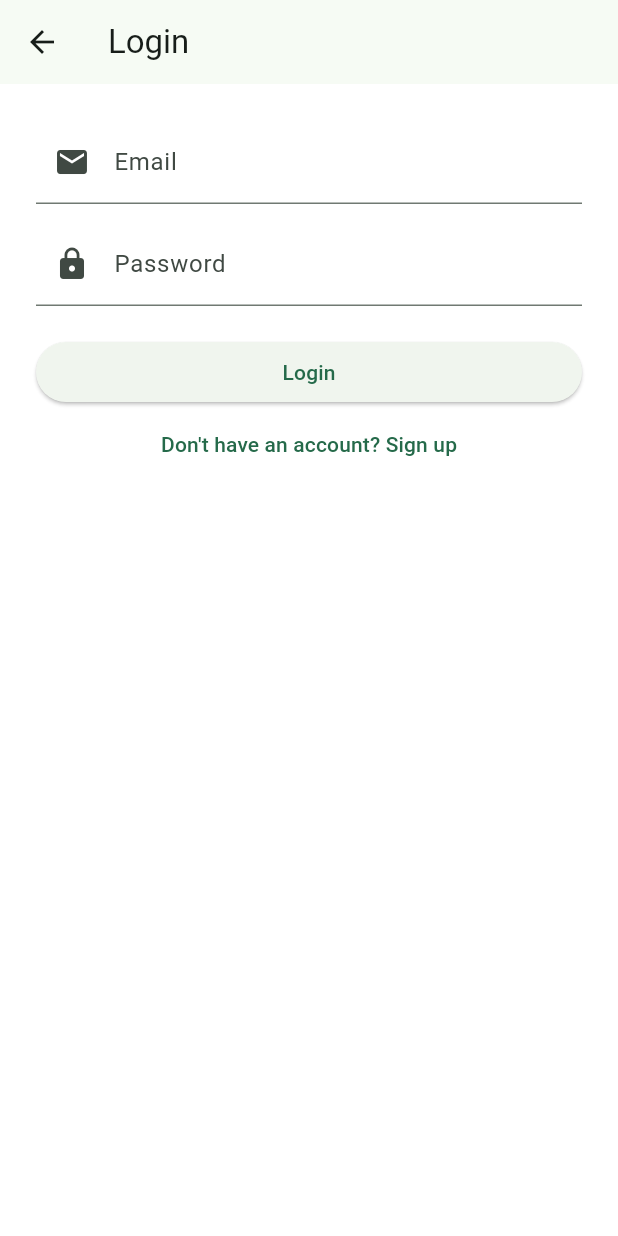
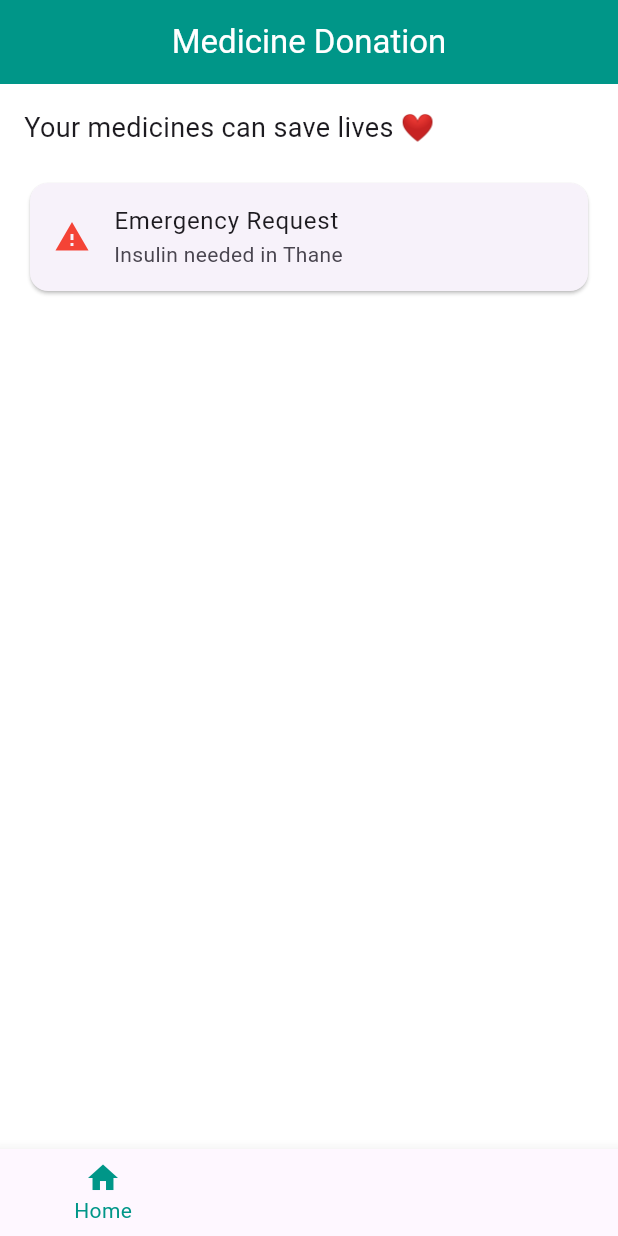
Before and after one commit to nmc-04/gdg_hackwins, a Flutter app: the screen it shows after launch, after a tap on "Login", on a phone screen of 412 x 824 dp. Run offline on Flutter 3.47's test engine with Material 3 defaults, Android fonts, the phone set to English and light mode, and no system bars.

Commit message:
third commit

```diff
--- a/lib/auth/login_screen.dart
+++ /dev/null
@@ -1,56 +0,0 @@
-import 'package:flutter/material.dart';
-
-class LoginScreen extends StatefulWidget {
-  const LoginScreen({super.key});
-
-  @override
-  State<LoginScreen> createState() => _LoginScreenState();
-}
-
-class _LoginScreenState extends State<LoginScreen> {
-  final emailController = TextEditingController();
-  final passwordController = TextEditingController();
-
-  @override
-  Widget build(BuildContext context) {
-    return Scaffold(
-      appBar: AppBar(title: const Text("Login")),
-      body: Padding(
-        padding: const EdgeInsets.all(24),
-        child: Column(
-          children: [
-            TextField(
-              controller: emailController,
-              decoration: const InputDecoration(
-                labelText: "Email",
-                prefixIcon: Icon(Icons.email),
-              ),
-            ),
-            const SizedBox(height: 12),
-            TextField(
-              controller: passwordController,
-              obscureText: true,
-              decoration: const InputDecoration(
-                labelText: "Password",
-                prefixIcon: Icon(Icons.lock),
-              ),
-            ),
-            const SizedBox(height: 20),
-            SizedBox(
-              width: double.infinity,
-              child: ElevatedButton(
-                onPressed: () {},
-                child: const Text("Login"),
-              ),
-            ),
-            TextButton(
-              onPressed: () =>
-                  Navigator.pushReplacementNamed(context, '/signup'),
-              child: const Text("Don't have an account? Sign up"),
-            ),
-          ],
-        ),
-      ),
-    );
-  }
-}
--- /dev/null
+++ b/lib/core/app_theme.dart
@@ -0,0 +1,22 @@
+import 'package:flutter/material.dart';
+
+class AppTheme {
+  static ThemeData lightTheme = ThemeData(
+    primaryColor: Colors.teal,
+    scaffoldBackgroundColor: Colors.white,
+    appBarTheme: const AppBarTheme(
+      backgroundColor: Colors.teal,
+      foregroundColor: Colors.white,
+      centerTitle: true,
+    ),
+    elevatedButtonTheme: ElevatedButtonThemeData(
+      style: ElevatedButton.styleFrom(
+        backgroundColor: Colors.teal,
+        padding: const EdgeInsets.symmetric(vertical: 14),
+        shape: RoundedRectangleBorder(
+          borderRadius: BorderRadius.circular(12),
+        ),
+      ),
+    ),
+  );
+}
--- a/lib/home/home_screen.dart
+++ /dev/null
@@ -1,34 +0,0 @@
-import 'package:flutter/material.dart';
-
-class HomeScreen extends StatelessWidget {
-  const HomeScreen({super.key});
-
-  @override
-  Widget build(BuildContext context) {
-    return Scaffold(
-      body: Center(
-        child: Column(
-          mainAxisAlignment: MainAxisAlignment.center,
-          children: [
-            Image.asset(
-              'images/ShareMyMeds.png',
-              width: 300,
-            ),
-
-            const SizedBox(height: 20),
-
-            OutlinedButton(
-              onPressed: () => Navigator.pushNamed(context, '/login'),
-              child: const Text("Login"),
-            ),
-
-            OutlinedButton(
-              onPressed: () => Navigator.pushNamed(context, '/signup'),
-              child: const Text("Sign Up"),
-            ),
-          ],
-        ),
-      ),
-    );
-  }
-}
--- a/lib/main.dart
+++ b/lib/main.dart
@@ -1,39 +1,23 @@
 import 'package:flutter/material.dart';
-
-import 'auth/login_screen.dart';
-import 'auth/signup_screen.dart';
-import 'home/home_screen.dart';
+import 'routes/app_routes.dart';
+import 'core/app_theme.dart';
+import 'screens/auth/login_screen.dart';
 
 void main() {
-  runApp(const ShareMyMedsApp());
+  runApp(const MedDonationApp());
 }
 
-class ShareMyMedsApp extends StatelessWidget {
-  const ShareMyMedsApp({super.key});
+class MedDonationApp extends StatelessWidget {
+  const MedDonationApp({super.key});
 
   @override
   Widget build(BuildContext context) {
     return MaterialApp(
-      title: 'ShareMyMeds',
+      title: 'Medicine Donation',
       debugShowCheckedModeBanner: false,
-
-      // 🔥 App theme (matches your logo colors)
-      theme: ThemeData(
-        useMaterial3: true,
-        colorSchemeSeed: const Color(0xFF2EB67D), // green from logo
-        scaffoldBackgroundColor: const Color(0xFFFFFFFF),
-        fontFamily: 'Roboto',
-      ),
-
-      // 👇 Home page when app opens
-      initialRoute: '/home',
-
-      // 👇 Navigation routes
-      routes: {
-        '/home': (context) => const HomeScreen(),
-        '/login': (context) => const LoginScreen(),
-        '/signup': (context) => const SignupScreen(),
-      },
+      theme: AppTheme.lightTheme,
+      initialRoute: LoginScreen.routeName,
+      routes: AppRoutes.routes,
     );
   }
 }
--- /dev/null
+++ b/lib/routes/app_routes.dart
@@ -0,0 +1,18 @@
+import 'package:flutter/material.dart';
+import '../screens/auth/login_screen.dart';
+import '../screens/auth/register_screen.dart';
+import '../screens/home/home_screen.dart';
+import '../screens/donate/scan_medicine_screen.dart';
+import '../screens/map/map_screen.dart';
+import '../screens/profile/profile_screen.dart';
+
+class AppRoutes {
+  static Map<String, WidgetBuilder> routes = {
+    LoginScreen.routeName: (_) => const LoginScreen(),
+    RegisterScreen.routeName: (_) => const RegisterScreen(),
+    HomeScreen.routeName: (_) => const HomeScreen(),
+    ScanMedicineScreen.routeName: (_) => const ScanMedicineScreen(),
+    MapScreen.routeName: (_) => const MapScreen(),
+    ProfileScreen.routeName: (_) => const ProfileScreen(),
+  };
+}
--- /dev/null
+++ b/lib/screens/auth/login_screen.dart
@@ -0,0 +1,34 @@
+import 'package:flutter/material.dart';
+import '../home/home_screen.dart';
+
+class LoginScreen extends StatelessWidget {
+  static const routeName = '/login';
+  const LoginScreen({super.key});
+
+  @override
+  Widget build(BuildContext context) {
+    return Scaffold(
+      appBar: AppBar(title: const Text("Login")),
+      body: Padding(
+        padding: const EdgeInsets.all(16),
+        child: Column(
+          children: [
+            const TextField(decoration: InputDecoration(labelText: "Email")),
+            const TextField(
+              decoration: InputDecoration(labelText: "Password"),
+              obscureText: true,
+            ),
+            const SizedBox(height: 20),
+            ElevatedButton(
+              onPressed: () {
+                Navigator.pushReplacementNamed(
+                    context, HomeScreen.routeName);
+              },
+              child: const Text("Login"),
+            )
+          ],
+        ),
+      ),
+    );
+  }
+}
--- /dev/null
+++ b/lib/screens/home/bottom_nav.dart
@@ -0,0 +1,69 @@
+import 'package:flutter/material.dart';
+import '../donate/scan_medicine_screen.dart';
+import '../map/map_screen.dart';
+import '../profile/profile_screen.dart';
+
+class BottomNav extends StatefulWidget {
+  const BottomNav({super.key});
+
+  @override
+  State<BottomNav> createState() => _BottomNavState();
+}
+
+class _BottomNavState extends State<BottomNav> {
+  int index = 0;
+
+  final screens = const [
+    HomeTab(),
+    ScanMedicineScreen(),
+    MapScreen(),
+    ProfileScreen(),
+  ];
+
+  @override
+  Widget build(BuildContext context) {
+    return Scaffold(
+      body: screens[index],
+      bottomNavigationBar: BottomNavigationBar(
+        currentIndex: index,
+        selectedItemColor: Colors.teal,
+        onTap: (i) => setState(() => index = i),
+        items: const [
+          BottomNavigationBarItem(icon: Icon(Icons.home), label: "Home"),
+          BottomNavigationBarItem(icon: Icon(Icons.add), label: "Donate"),
+          BottomNavigationBarItem(icon: Icon(Icons.map), label: "Nearby"),
+          BottomNavigationBarItem(icon: Icon(Icons.person), label: "Profile"),
+        ],
+      ),
+    );
+  }
+}
+
+class HomeTab extends StatelessWidget {
+  const HomeTab({super.key});
+
+  @override
+  Widget build(BuildContext context) {
+    return Scaffold(
+      appBar: AppBar(title: const Text("Medicine Donation")),
+      body: Padding(
+        padding: const EdgeInsets.all(16),
+        child: Column(
+          crossAxisAlignment: CrossAxisAlignment.start,
+          children: const [
+            Text("Your medicines can save lives ❤️",
+                style: TextStyle(fontSize: 18)),
+            SizedBox(height: 20),
+            Card(
+              child: ListTile(
+                leading: Icon(Icons.warning, color: Colors.red),
+                title: Text("Emergency Request"),
+                subtitle: Text("Insulin needed in Thane"),
+              ),
+            )
+          ],
+        ),
+      ),
+    );
+  }
+}
--- /dev/null
+++ b/lib/screens/home/home_screen.dart
@@ -0,0 +1,12 @@
+import 'package:flutter/material.dart';
+import 'bottom_nav.dart';
+
+class HomeScreen extends StatelessWidget {
+  static const routeName = '/home';
+  const HomeScreen({super.key});
+
+  @override
+  Widget build(BuildContext context) {
+    return const BottomNav();
+  }
+}
```
Also changed, not shown: lib/auth/signup_screen.dart (deleted, +0 -62 lines), lib/screens/auth/register_screen.dart (added, +14 -0 lines), lib/screens/donate/scan_medicine_screen.dart (added, +26 -0 lines), lib/screens/map/map_screen.dart (added, +16 -0 lines), lib/screens/profile/profile_screen.dart (added, +32 -0 lines), pubspec.yaml (+4 -79 lines), pubspec.lock.
